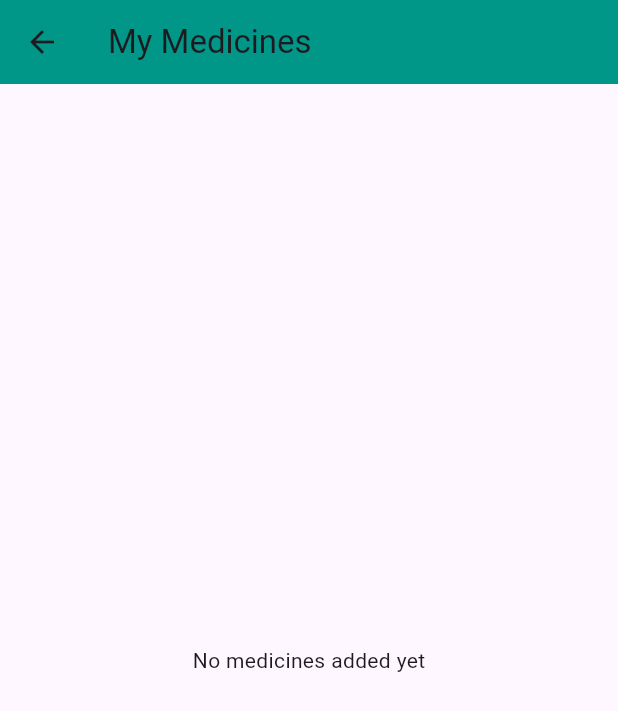
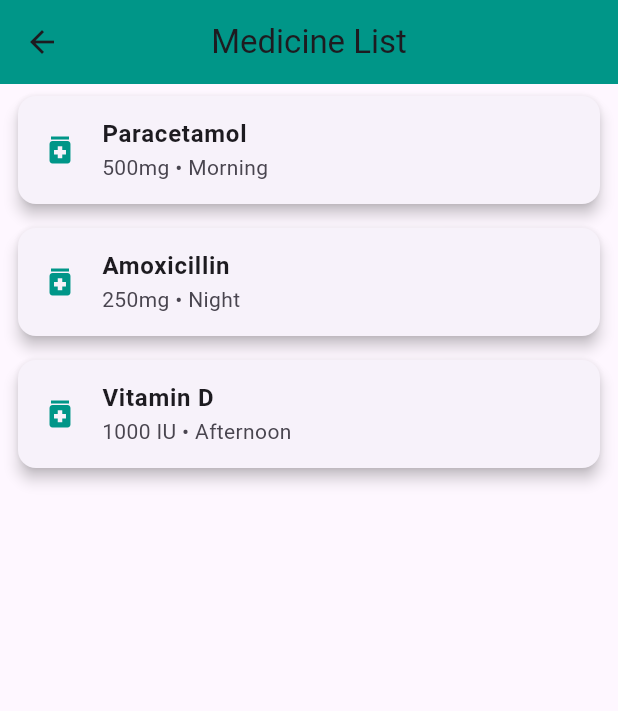
Before and after one commit to AnshitaSingh01/MediMate-App, a Flutter app: the screen it shows after launch, after a tap on "Sign In", after a tap on "My Medicines", on a phone screen of 412 x 824 dp. Shown: the top 711 px of the screen. Run offline on Flutter 3.47's test engine with Material 3 defaults, Android fonts, the phone set to English and light mode, and no system bars; our stand-ins replace flutter_local_notifications, shared_preferences, timezone.

Commit message:
Initial commit of Medimate Flutter app

```diff
--- a/lib/screens/medicine_list_screen.dart
+++ b/lib/screens/medicine_list_screen.dart
@@ -1,7 +1,6 @@
+import 'dart:convert';
 import 'package:flutter/material.dart';
-import '../services/storage_service.dart';
-import '../models/medicine.dart';
-import 'medicine_detail_screen.dart';
+import 'package:flutter/services.dart' show rootBundle;
 
 class MedicineListScreen extends StatefulWidget {
   const MedicineListScreen({super.key});
@@ -11,38 +10,58 @@ class MedicineListScreen extends StatefulWidget {
 }
 
 class _MedicineListScreenState extends State<MedicineListScreen> {
-  List<Medicine> medicines = [];
+  List<dynamic> medicines = [];
+
+  // Load JSON file from assets
+  Future<void> loadMedicineData() async {
+    final String response =
+        await rootBundle.loadString('assets/medicine_data.json');
+    final data = await json.decode(response);
+    setState(() {
+      medicines = data;
+    });
+  }
 
   @override
   void initState() {
     super.initState();
-    loadMedicines();
-  }
-
-  Future<void> loadMedicines() async {
-    final data = await StorageService.getMedicines();
-    setState(() => medicines = data);
+    loadMedicineData(); // Load data when screen starts
   }
 
   @override
   Widget build(BuildContext context) {
     return Scaffold(
       appBar: AppBar(
-          title: const Text('My Medicines'), backgroundColor: Colors.teal),
+        title: const Text("Medicine List"),
+        backgroundColor: Colors.teal,
+        centerTitle: true,
+      ),
       body: medicines.isEmpty
-          ? const Center(child: Text('No medicines added yet'))
+          ? const Center(child: CircularProgressIndicator())
           : ListView.builder(
               itemCount: medicines.length,
               itemBuilder: (context, index) {
-                final med = medicines[index];
-                return ListTile(
-                  leading: const Icon(Icons.medication, color: Colors.teal),
-                  title: Text(med.name),
-                  subtitle: Text('${med.dose} - ${med.time}'),
-                  onTap: () => Navigator.push(
-                    context,
-                    MaterialPageRoute(
-                        builder: (_) => MedicineDetailScreen(medicine: med)),
+                final medicine = medicines[index];
+                return Card(
+                  margin:
+                      const EdgeInsets.symmetric(vertical: 8, horizontal: 12),
+                  shape: RoundedRectangleBorder(
+                    borderRadius: BorderRadius.circular(12),
+                  ),
+                  elevation: 4,
+                  child: ListTile(
+                    leading: const Icon(Icons.medication, color: Colors.teal),
+                    title: Text(
+                      medicine['name'],
+                      style: const TextStyle(
+                        fontWeight: FontWeight.bold,
+                        fontSize: 16,
+                      ),
+                    ),
+                    subtitle: Text(
+                      "${medicine['dose']} • ${medicine['time']}",
+                      style: const TextStyle(fontSize: 14),
+                    ),
                   ),
                 );
               },
```
